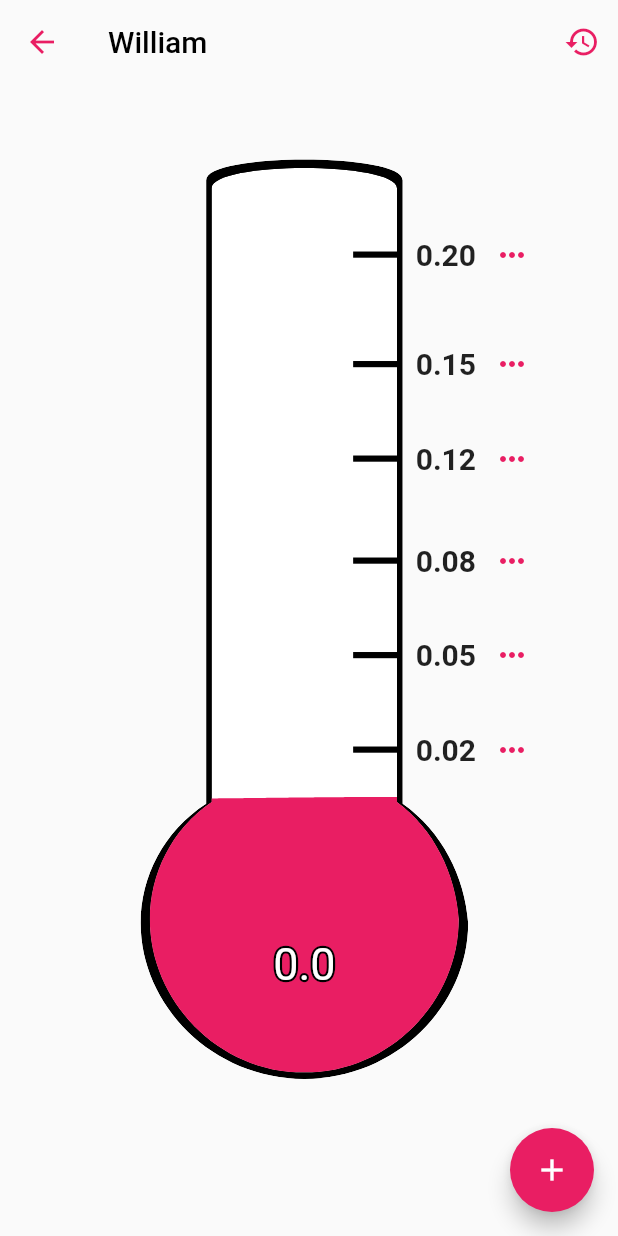
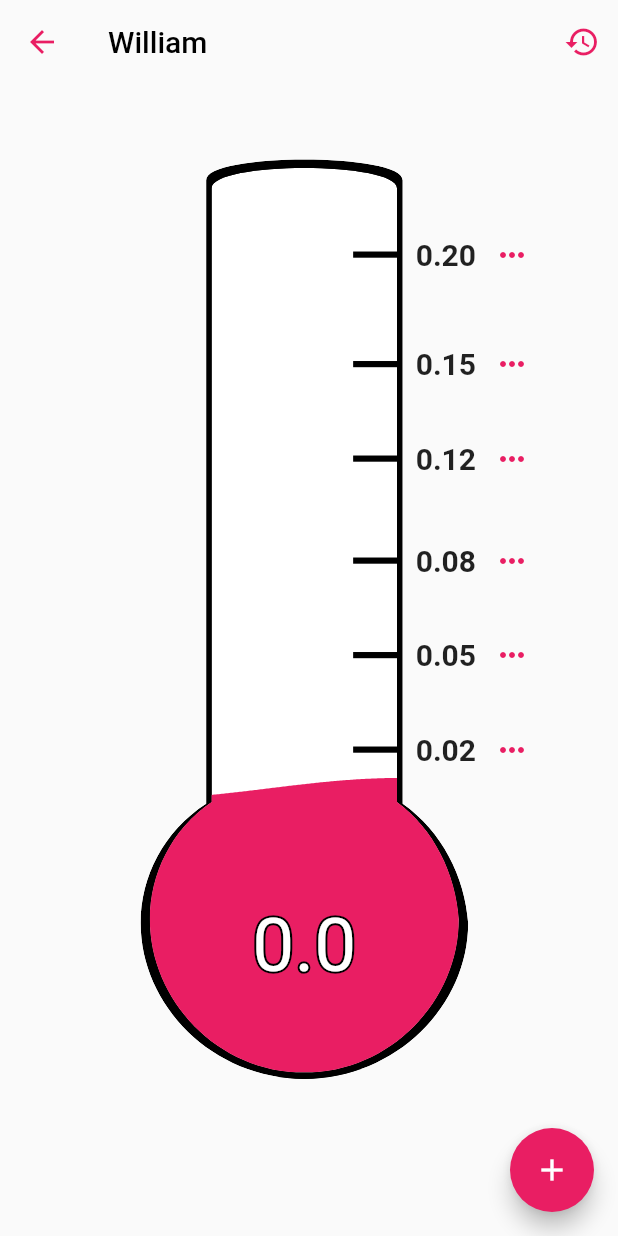
Before and after one commit to Louismousine/Alcoholometer, a Flutter app: the screen it shows after launch, after a tap on "William", on a phone screen of 412 x 824 dp. Run offline on Flutter 3.47's test engine with Material 2 defaults, Android fonts, the light colour scheme and no system bars; drawn by our look-alikes of animated_background, bordered_text; our stand-ins replace shared_preferences.

Commit message:
bug fixes

```diff
--- a/lib/helper.dart
+++ b/lib/helper.dart
@@ -46,7 +46,7 @@ class Helper {
   }
 
   static double percentageToDisplayOnThermometer(double bac) {
-    const OFFSET = 0.29;
+    const OFFSET = 0.30;
     const TOP_VALUE = 0.21;
     return OFFSET + bac * (1 - OFFSET) / TOP_VALUE;
   }
--- a/lib/thermometer_page/thermometer_page.dart
+++ b/lib/thermometer_page/thermometer_page.dart
@@ -51,10 +51,12 @@ class _ThermometerPageState extends State<ThermometerPage>
       },
     ) as Drink;
 
-    Provider.of<Users>(context, listen: false).addDrinkToUser(
-      (ModalRoute.of(context).settings.arguments as User).id,
-      newDrink,
-    );
+    if (newDrink != null) {
+      Provider.of<Users>(context, listen: false).addDrinkToUser(
+        (ModalRoute.of(context).settings.arguments as User).id,
+        newDrink,
+      );
+    }
   }
 
   @override
@@ -104,7 +106,8 @@ class _ThermometerPageState extends State<ThermometerPage>
                           _buildBigThermometerPath(MediaQuery.of(context).size),
                     ),
                     LiquidCustomProgressIndicator(
-                      value: Helper.percentageToDisplayOnThermometer(Helper.getPourcentage(user)),
+                      value: Helper.percentageToDisplayOnThermometer(
+                          Helper.getPourcentage(user)),
                       valueColor: AlwaysStoppedAnimation(
                         Colors.pink,
                       ),
@@ -129,7 +132,7 @@ class _ThermometerPageState extends State<ThermometerPage>
                                 child: Text(
                                   Helper.getPourcentage(user).toString(),
                                   style: TextStyle(
-                                    fontSize: 30,
+                                    fontSize: 50,
                                     color: Colors.white,
                                   ),
                                 ),
@@ -159,6 +162,7 @@ class _ThermometerPageState extends State<ThermometerPage>
         backgroundColor: Colors.pink,
         onPressed: () => _addNewDrink(context),
       ),
+      resizeToAvoidBottomInset: false,
     );
   }
 
--- a/lib/thermometer_page/wave.dart
+++ b/lib/thermometer_page/wave.dart
@@ -104,7 +104,7 @@ class _WaveClipper extends CustomClipper<Path> {
   List<Offset> _generateVerticalWavePath(Size size) {
     final waveList = <Offset>[];
     for (int i = -2; i <= size.width.toInt() + 2; i++) {
-      final waveHeight = (size.height / 1000);
+      final waveHeight = (size.height / 90);
       final dy = math.sin((animationValue * 360 - i) % 360 * (math.pi / 180)) *
               waveHeight +
           (size.height - (size.height * value));
```
